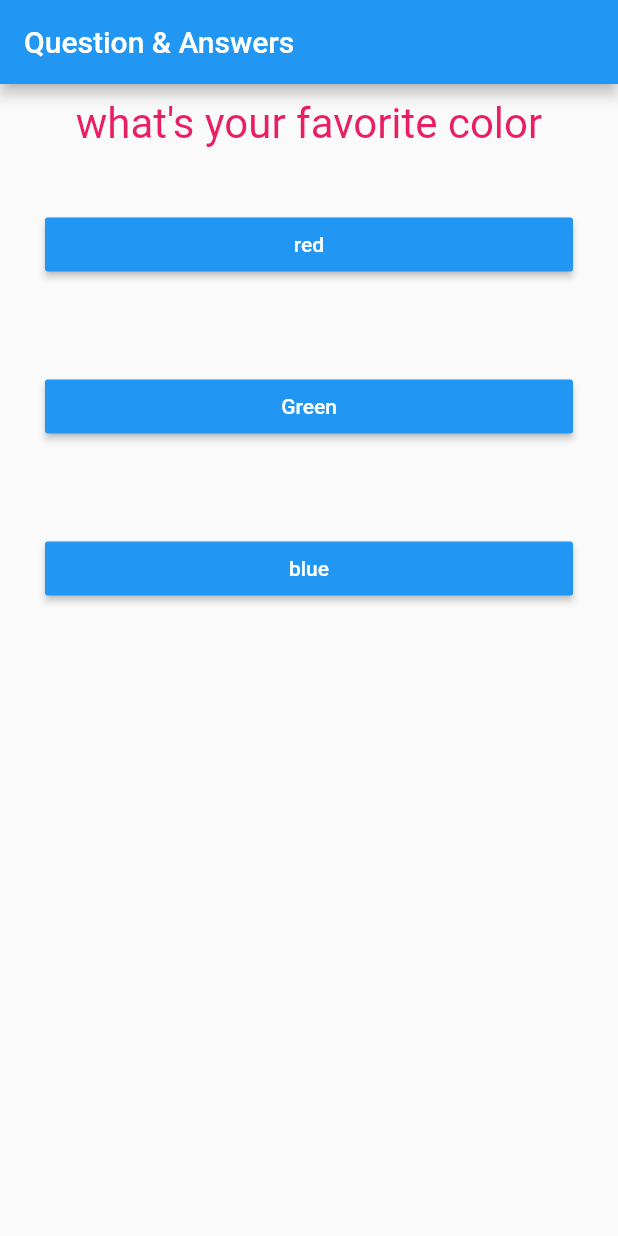
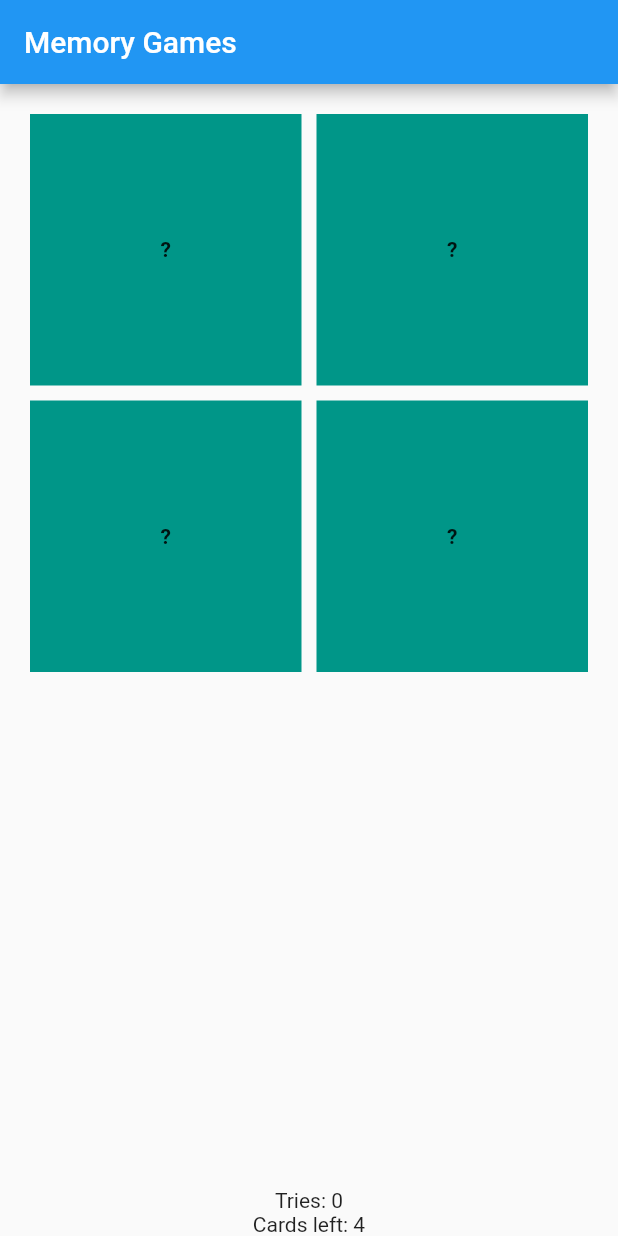
Before and after one commit to sks/flutter101, a Flutter app: the screen it shows after launch, on a phone screen of 412 x 824 dp. Run offline on Flutter 3.47's test engine with Material 2 defaults, Android fonts, the phone set to English and light mode, and no system bars; drawn by our look-alikes of flip_card; our stand-ins replace confetti.

Commit message:
Memory game: Take 1 (#2)
* Try creating the memory game

* Use inheritance to change behaviour

* Reset the state after each game

* Folders

```diff
--- a/lib/answer.dart
+++ /dev/null
@@ -1,23 +0,0 @@
-import 'package:flutter/material.dart';
-import './questionbank.dart';
-
-class AnswerUI extends StatelessWidget {
-  final Answer answer;
-  final void Function(Answer) selectHandler;
-
-  AnswerUI(this.answer, this.selectHandler);
-
-  @override
-  Widget build(BuildContext context) {
-    return Container(
-      width: double.infinity,
-      margin: EdgeInsets.all(30),
-      child: RaisedButton(
-        color: Colors.blue,
-        onPressed: () => this.selectHandler(this.answer),
-        textColor: Colors.white,
-        child: Text(this.answer.answer),
-      ),
-    );
-  }
-}
--- /dev/null
+++ b/lib/components/game/guessing_card.dart
@@ -0,0 +1,57 @@
+import 'package:flutter/material.dart';
+import 'package:flip_card/flip_card.dart';
+import './cards.dart';
+
+class GuessingCard extends StatelessWidget implements PlayCard {
+  final GlobalKey<FlipCardState> cardKey = GlobalKey<FlipCardState>();
+  final int number;
+  final int index;
+  final Color color;
+  final Function(int) onPress;
+
+  GuessingCard(this.index, this.number, this.onPress,
+      [this.color = Colors.teal]);
+
+  @override
+  void flipTheCard() {
+    this.cardKey.currentState.toggleCard();
+  }
+
+  Widget get numberSide {
+    return textBody(this.number.toString());
+  }
+
+  Widget textBody(String text) {
+    return Text(
+      text,
+      style: TextStyle(fontWeight: FontWeight.bold),
+    );
+  }
+
+  Widget get questionSide {
+    return textBody("?");
+  }
+
+  Widget flipCardChild(Widget child, Color color) {
+    return Container(
+      child: child,
+      alignment: Alignment.center,
+      color: color,
+    );
+  }
+
+  @override
+  Widget build(BuildContext context) {
+    return FlipCard(
+        key: cardKey,
+        direction: FlipDirection.HORIZONTAL, // default
+        front: flipCardChild(questionSide, this.color),
+        onFlipDone: (isFront) => isFront ? null : this.onPress(this.index),
+        back: flipCardChild(numberSide, this.color));
+  }
+
+  @override
+  int getNumber() {
+    return this.number;
+  }
+}
--- a/lib/main.dart
+++ b/lib/main.dart
@@ -1,7 +1,5 @@
 import 'package:flutter/material.dart';
-import './questionbank.dart';
-import './results.dart';
-import './quiz.dart';
+import './components/game/game_window.dart';
 
 main() => runApp(MyApp());
 
@@ -13,89 +11,14 @@ class MyApp extends StatefulWidget {
 }
 
 class _MyAppState extends State<MyApp> {
-  int _currentQuestion = 0;
-  int _totalScore = 0;
-  void _answerQuestion(int score) {
-    setState(() {
-      _currentQuestion++;
-      _totalScore += score;
-    });
-  }
-
-  void _resetQuiz() {
-    setState(() {
-      _currentQuestion = 0;
-      _totalScore = 0;
-    });
-  }
-
-  static const questions = const [
-    QuestionAnswer("what's your favorite color", [
-      Answer("red", score: 10),
-      Answer("Green", score: 20),
-      Answer("blue", score: 30)
-    ]),
-    QuestionAnswer("what's your favorite car", [
-      Answer("toyota", score: 3),
-      Answer("honda", score: 20),
-      Answer("Ford", score: 1000)
-    ]),
-    QuestionAnswer("what's your favorite food", [
-      Answer("put", score: 30),
-      Answer("porotta", score: 10),
-      Answer("dosa", score: 100)
-    ]),
-    // QuestionAnswer(
-    //     "questions 1", ["answer1-1", "answer2-2", "answer3-3", "answer4-4"]),
-    // QuestionAnswer(
-    //     "questions 2", ["answer2-1", "answer2-2", "answer2-3", "answer2-4"]),
-    // QuestionAnswer(
-    //     "questions 3", ["answer3-1", "answer3-2", "answer3-3", "answer3-4"]),
-    // QuestionAnswer(
-    //     "questions 4", ["answer4-1", "answer4-2", "answer4-3", "answer4-4"]),
-    // QuestionAnswer(
-    //     "questions 5", ["answer5-1", "answer5-2", "answer5-3", "answer5-4"]),
-    // QuestionAnswer(
-    //     "questions 6", ["answer6-1", "answer6-2", "answer6-3", "answer6-4"]),
-  ];
-
-  QuestionAnswer get currentQuestion {
-    return questions[this._currentQuestion];
-  }
-
-  bool get hasMoreQuestion {
-    return this._currentQuestion < questions.length;
-  }
-
-  Widget get resultsPage {
-    return Column(children: <Widget>[
-      Results(),
-      Text(
-        "Total Score :" + _totalScore.toString(),
-        style: TextStyle(fontSize: 30),
-      ),
-      FlatButton(
-        onPressed: _resetQuiz,
-        child: Text("Reset!!", style: TextStyle(color: Colors.grey)),
-        color: Colors.red,
-      )
-    ]);
-  }
-
-  Widget get body {
-    return hasMoreQuestion
-        ? Quiz(currentQuestion, _answerQuestion)
-        : resultsPage;
-  }
-
   @override
   Widget build(BuildContext context) {
     return MaterialApp(
         home: Scaffold(
       appBar: AppBar(
-        title: Text("Question & Answers"),
+        title: Text("Memory Games"),
       ),
-      body: body,
+      body: GameWindow(2),
     ));
   }
 }
--- a/lib/question.dart
+++ /dev/null
@@ -1,20 +0,0 @@
-import 'package:flutter/material.dart';
-
-class Question extends StatelessWidget {
-  final String _questionText;
-
-  Question(this._questionText);
-
-  @override
-  Widget build(BuildContext context) {
-    return Container(
-        // color: Colors.black,
-        margin: EdgeInsets.all(10),
-        width: double.maxFinite,
-        child: Text(
-          _questionText,
-          style: TextStyle(color: Colors.pink, fontSize: 28),
-          textAlign: TextAlign.center,
-        ));
-  }
-}
--- a/lib/questionbank.dart
+++ /dev/null
@@ -1,11 +0,0 @@
-class Answer {
-  final String answer;
-  final int score;
-  const Answer(this.answer, {this.score = 0});
-}
-
-class QuestionAnswer {
-  final String question;
-  final List<Answer> answers;
-  const QuestionAnswer(this.question, this.answers);
-}
--- a/lib/quiz.dart
+++ /dev/null
@@ -1,25 +0,0 @@
-import 'package:flutter/material.dart';
-import 'package:flutter101/questionbank.dart';
-import './answer.dart';
-import './question.dart';
-
-class Quiz extends StatelessWidget {
-  final QuestionAnswer questionAnswers;
-  final void Function(int) selectHandler;
-
-  Quiz(this.questionAnswers, this.selectHandler);
-
-  @override
-  Widget build(BuildContext context) {
-    return Column(
-      children: <Widget>[
-        Question(questionAnswers.question),
-        ...this
-            .questionAnswers
-            .answers
-            .map((e) => AnswerUI(e, (a) => this.selectHandler(e.score)))
-            .toList(),
-      ],
-    );
-  }
-}
--- a/pubspec.yaml
+++ b/pubspec.yaml
@@ -23,6 +23,8 @@ environment:
 dependencies:
   flutter:
     sdk: flutter
+  flip_card: 0.4.4
+  confetti: 0.5.2
 
 
   # The following adds the Cupertino Icons font to your application.
```
Also changed, not shown: lib/components/game/cards.dart (added, +28 -0 lines), lib/components/game/game_window.dart (added, +172 -0 lines), lib/results.dart (deleted, +0 -12 lines), pubspec.lock.
